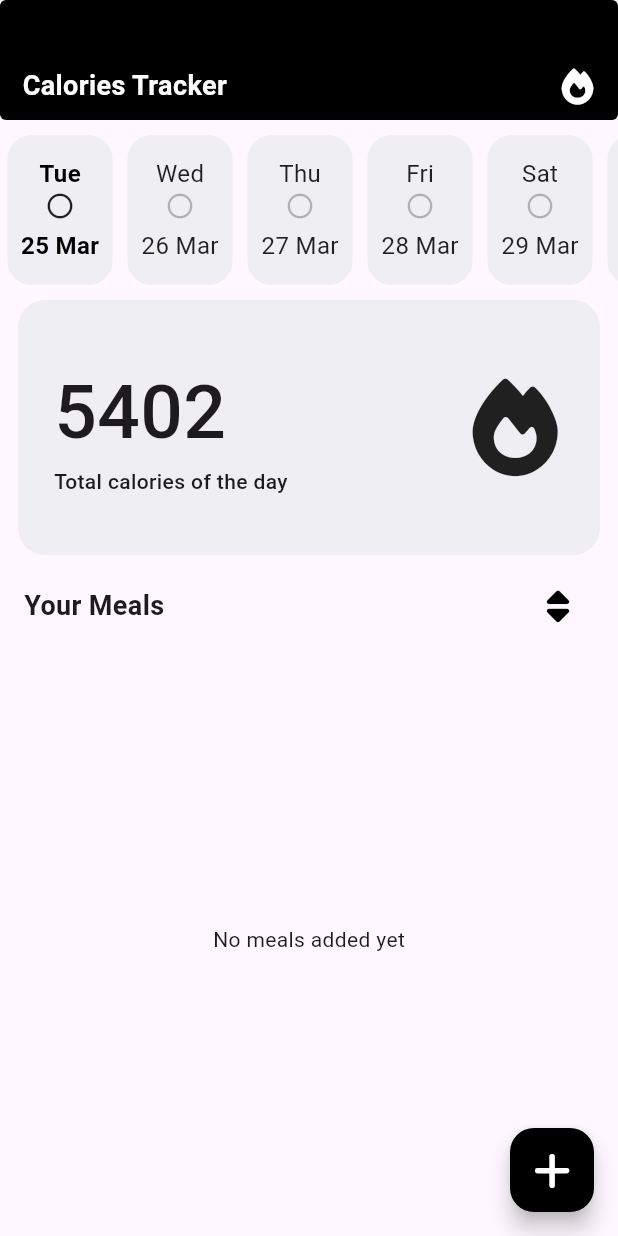
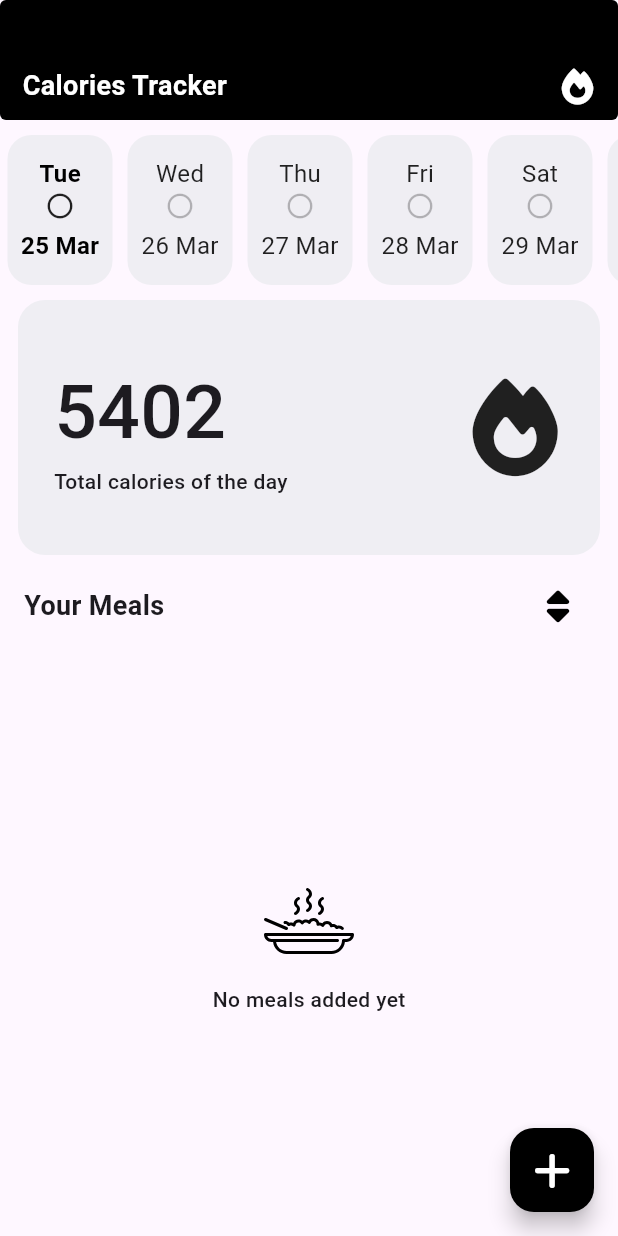
Before and after one commit to Alaataher027/meal_tracking_app, a Flutter app: the screen it shows after launch, on a phone screen of 412 x 824 dp. Run offline on Flutter 3.47's test engine with Material 3 defaults, Android fonts, the phone set to English and light mode, and no system bars; our stand-ins replace bloc, flutter_bloc, flutter_svg, font_awesome_flutter, go_router, hive and 3 more; accounts and stored records are empty.

Commit message:
modify ui of home

```diff
--- a/lib/features/home/presentation/views/widgets/meals_list_view.dart
+++ b/lib/features/home/presentation/views/widgets/meals_list_view.dart
@@ -3,6 +3,7 @@ import 'package:flutter_bloc/flutter_bloc.dart';
 import 'package:meal_tracking_app/features/home/data/models/meal_model.dart';
 import 'package:meal_tracking_app/features/home/presentation/manager/cubits/cubit/meal_cubit.dart';
 import 'package:meal_tracking_app/features/home/presentation/views/widgets/meal_item.dart';
+import 'package:meal_tracking_app/features/home/presentation/views/widgets/no_meal_added_yet.dart';
 
 class MealsListView extends StatelessWidget {
   const MealsListView({super.key});
@@ -12,14 +13,21 @@ class MealsListView extends StatelessWidget {
     return BlocBuilder<MealCubit, MealState>(
       builder: (context, state) {
         if (state is MealSuccess) {
-          List<MealModel> listOfMeals = BlocProvider.of<MealCubit>(context).mealsList ?? [];
+          List<MealModel> listOfMeals =
+              BlocProvider.of<MealCubit>(context).mealsList ?? [];
 
           return RefreshIndicator(
             onRefresh: () async {
               BlocProvider.of<MealCubit>(context).featchAllMeals();
             },
             child: listOfMeals.isEmpty
-                ? const Center(child: Text("No meals added yet"))
+                ? SingleChildScrollView(
+                    physics: AlwaysScrollableScrollPhysics(),
+                    child: SizedBox(
+                      height: MediaQuery.of(context).size.height * 0.5,
+                      child: const Center(child: NoMealAddedYet()),
+                    ),
+                  )
                 : ListView.builder(
                     itemCount: listOfMeals.length,
                     padding: EdgeInsets.zero,
--- /dev/null
+++ b/lib/features/home/presentation/views/widgets/no_meal_added_yet.dart
@@ -0,0 +1,24 @@
+import 'package:flutter/material.dart';
+import 'package:flutter_svg/svg.dart';
+import 'package:meal_tracking_app/core/utils/styles.dart';
+
+class NoMealAddedYet extends StatelessWidget {
+  const NoMealAddedYet({super.key});
+
+  @override
+  Widget build(BuildContext context) {
+    return Column(
+      mainAxisAlignment: MainAxisAlignment.center,
+      children: [
+        SvgPicture.asset("assets/images/meal_black.svg"),
+        SizedBox(
+          height: 20,
+        ),
+        Text(
+          "No meals added yet",
+          style: Styles.textStyle14,
+        )
+      ],
+    );
+  }
+}
```
Also changed, not shown: lib/features/home/presentation/views/widgets/meal_item.dart (+34 -25 lines), assets/images/meal_black.svg (added).
